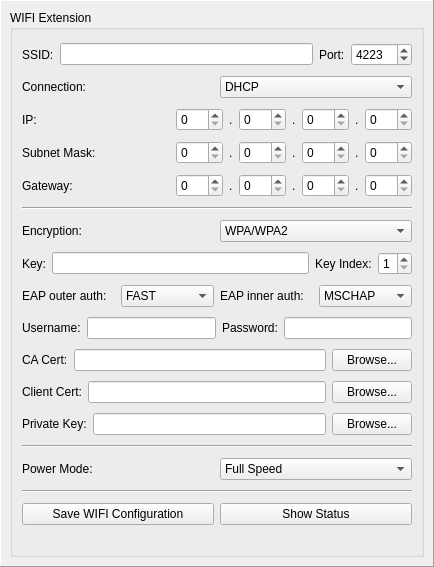
Old version of the form src/brickv/plugin_system/plugins/master/ui/wifi.ui in the repository Tinkerforge/brickv.
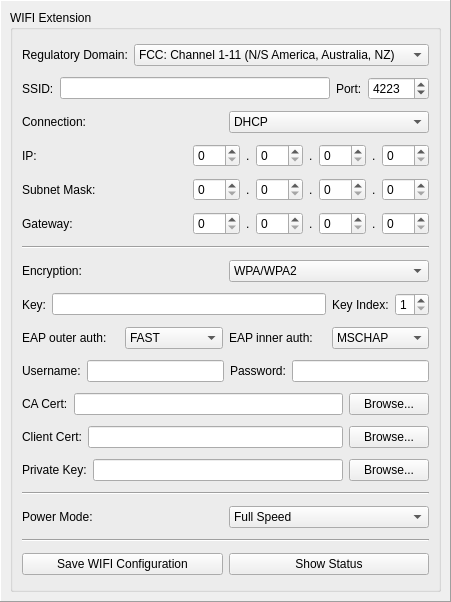
New version of the form.

Commit message: Add configuration combobox for regulatory domain (WIFI)

What changed in the file:
```diff
--- a/src/brickv/plugin_system/plugins/master/ui/wifi.ui
+++ b/src/brickv/plugin_system/plugins/master/ui/wifi.ui
@@ -7,7 +7,7 @@
     <x>0</x>
     <y>0</y>
     <width>434</width>
-    <height>567</height>
+    <height>602</height>
    </rect>
   </property>
   <property name="windowTitle">
@@ -35,6 +35,42 @@
          <string>WIFI Extension</string>
         </property>
         <layout class="QVBoxLayout" name="verticalLayout_2">
+         <item>
+          <layout class="QHBoxLayout" name="horizontalLayout_13">
+           <item>
+            <widget class="QLabel" name="label_2">
+             <property name="text">
+              <string>Regulatory Domain:</string>
+             </property>
+            </widget>
+           </item>
+           <item>
+            <widget class="QComboBox" name="wifi_domain">
+             <property name="sizePolicy">
+              <sizepolicy hsizetype="MinimumExpanding" vsizetype="Fixed">
+               <horstretch>0</horstretch>
+               <verstretch>0</verstretch>
+              </sizepolicy>
+             </property>
+             <item>
+              <property name="text">
+               <string>FCC: Channel 1-11 (N/S America, Australia, NZ)</string>
+              </property>
+             </item>
+             <item>
+              <property name="text">
+               <string>ETSI: Channel 1-13 (Europe, Middle East, Africa)</string>
+              </property>
+             </item>
+             <item>
+              <property name="text">
+               <string>TELEC: Channel 1-14 (Japan)</string>
+              </property>
+             </item>
+            </widget>
+           </item>
+          </layout>
+         </item>
          <item>
           <layout class="QHBoxLayout" name="horizontalLayout_2">
            <item>
```
The commit also changes 4 other files.
